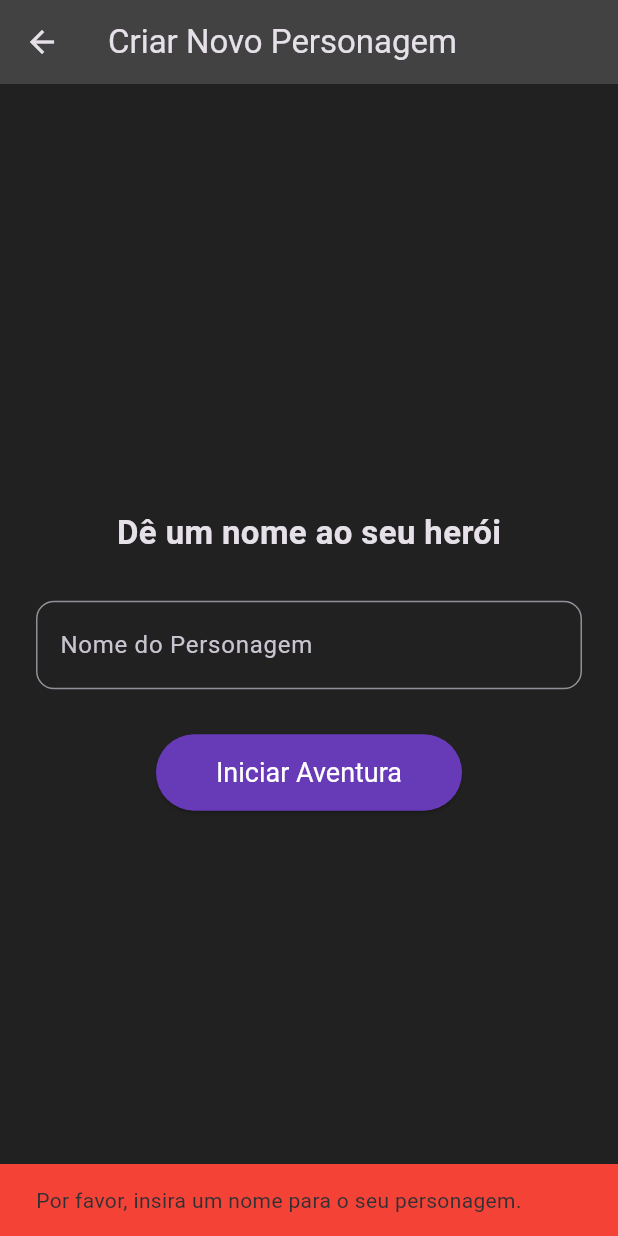
After one commit to YsraelBaruk/game-flutter, a Flutter app: the CreateCharacterScreen screen opened directly, after a tap on "Iniciar Aventura", on a phone screen of 412 x 824 dp. The commit adds this screen. Run offline on Flutter 3.47's test engine with Material 3 defaults, Android fonts, the light colour scheme and no system bars.

Commit message:
add new personagem

```diff
--- /dev/null
+++ b/lib/screens/create_character_screen.dart
@@ -0,0 +1,99 @@
+import 'package:flutter/material.dart';
+import '../models/personagem.dart';
+import '../models/missao.dart';
+import '../models/cidade.dart';
+import 'main_game_screen.dart';
+
+class CreateCharacterScreen extends StatefulWidget {
+  const CreateCharacterScreen({super.key});
+
+  @override
+  _CreateCharacterScreenState createState() => _CreateCharacterScreenState();
+}
+
+class _CreateCharacterScreenState extends State<CreateCharacterScreen> {
+  final _nameController = TextEditingController();
+
+  void _criarPersonagem() {
+    // Valida se o nome não está vazio
+    if (_nameController.text.trim().isNotEmpty) {
+      // Cria uma nova instância de Personagem com os dados do formulário
+      final novoPersonagem = Personagem(
+        nome: _nameController.text.trim(),
+        imagem: 'assets/bruce.png', // Atribui uma imagem padrão para novos personagens
+        itens: [], // Começa com um inventário vazio
+        missao: Missao(descricao: 'Desbravar o mundo e se tornar uma lenda.'),
+        cidade: Cidade(nome: 'Vila Inicial'),
+        hp: 100,
+        maxHp: 100,
+        mana: 50,
+        maxMana: 50,
+        ataque: 10,
+        defesa: 5,
+        nivel: 1,
+        xp: 0,
+        proximoNivelXp: 100,
+      );
+
+      // Navega para a tela principal do jogo, passando o personagem recém-criado
+      Navigator.pushAndRemoveUntil(
+        context,
+        MaterialPageRoute(
+          builder: (context) => MainGameScreen(personagem: novoPersonagem),
+        ),
+        (route) => false, // Remove todas as telas anteriores da pilha
+      );
+    } else {
+      // Mostra um aviso caso o nome esteja em branco
+      ScaffoldMessenger.of(context).showSnackBar(
+        const SnackBar(
+          content: Text('Por favor, insira um nome para o seu personagem.'),
+          backgroundColor: Colors.red,
+        ),
+      );
+    }
+  }
+
+  @override
+  Widget build(BuildContext context) {
+    return Scaffold(
+      appBar: AppBar(
+        title: const Text('Criar Novo Personagem'),
+      ),
+      body: Center(
+        child: SingleChildScrollView(
+          padding: const EdgeInsets.all(24.0),
+          child: Column(
+            mainAxisAlignment: MainAxisAlignment.center,
+            children: [
+              const Text(
+                'Dê um nome ao seu herói',
+                style: TextStyle(fontSize: 22, fontWeight: FontWeight.bold),
+              ),
+              const SizedBox(height: 30),
+              TextField(
+                controller: _nameController,
+                decoration: InputDecoration(
+                  labelText: 'Nome do Personagem',
+                  border: OutlineInputBorder(
+                    borderRadius: BorderRadius.circular(12),
+                  ),
+                ),
+                style: const TextStyle(fontSize: 18),
+              ),
+              const SizedBox(height: 30),
+              ElevatedButton(
+                onPressed: _criarPersonagem,
+                style: ElevatedButton.styleFrom(
+                  padding: const EdgeInsets.symmetric(horizontal: 40, vertical: 15),
+                  textStyle: const TextStyle(fontSize: 18),
+                ),
+                child: const Text('Iniciar Aventura'),
+              )
+            ],
+          ),
+        ),
+      ),
+    );
+  }
+}
--- a/lib/screens/load_game_screen.dart
+++ b/lib/screens/load_game_screen.dart
@@ -1,6 +1,7 @@
 // lib/screens/load_game_screen.dart
 import 'package:flutter/material.dart';
-import 'main_game_screen.dart'; // Supondo que a tela principal do jogo seja esta
+import 'main_game_screen.dart';
+import '../data/personagens_data.dart';
 
 class LoadGameScreen extends StatelessWidget {
   const LoadGameScreen({super.key});
@@ -20,9 +21,13 @@ class LoadGameScreen extends StatelessWidget {
             leading: const Icon(Icons.save),
             onTap: () {
               // Lógica para carregar o jogo selecionado
+              // Por enquanto, usa o primeiro personagem da lista
+              final personagemCarregado = personagens.first;
               Navigator.pushReplacement(
                 context,
-                MaterialPageRoute(builder: (context) => const MainGameScreen()),
+                MaterialPageRoute(
+                  builder: (context) => MainGameScreen(personagem: personagemCarregado),
+                ),
               );
             },
           );
--- a/lib/screens/new_game_screen.dart
+++ b/lib/screens/new_game_screen.dart
@@ -1,9 +1,22 @@
 // lib/screens/new_game_screen.dart
 import 'package:flutter/material.dart';
-import 'main_game_screen.dart'; // Supondo que a tela principal do jogo seja esta
+import 'package:ticket_personagen/data/personagens_data.dart';
+import './create_character_screen.dart';
+import 'main_game_screen.dart';
+import '../models/personagem.dart';
 
 class NewGameScreen extends StatelessWidget {
   const NewGameScreen({super.key});
+
+  void _startGameWithCharacter(BuildContext context, Personagem personagem) {
+    Navigator.pushAndRemoveUntil(
+      context,
+      MaterialPageRoute(
+        builder: (context) => MainGameScreen(personagem: personagem),
+      ),
+      (route) => false, // Remove todas as telas anteriores
+    );
+  }
 
   @override
   Widget build(BuildContext context) {
@@ -12,33 +25,42 @@ class NewGameScreen extends StatelessWidget {
         title: const Text('Novo Jogo'),
       ),
       body: Center(
+        child: SingleChildScrollView(
+          padding: const EdgeInsets.all(16.0),
           child: Column(
             mainAxisAlignment: MainAxisAlignment.center,
             children: [
               ElevatedButton(
                 onPressed: () {
-                // Lógica para criar um novo personagem
-                // Após criar, navega para a tela principal do jogo
-                Navigator.pushReplacement(
+                  // Navega para a tela de criação de personagem
+                  Navigator.push(
                     context,
-                  MaterialPageRoute(builder: (context) => const MainGameScreen()),
+                    MaterialPageRoute(builder: (context) => const CreateCharacterScreen()),
                   );
                 },
-              child: const Text('Criar Personagem'),
+                style: ElevatedButton.styleFrom(
+                  minimumSize: const Size(double.infinity, 50),
                 ),
-            const SizedBox(height: 20),
-            ElevatedButton(
-              onPressed: () {
-                // Lógica para escolher um personagem pré-desenvolvido
-                // Após escolher, navega para a tela principal do jogo
-                Navigator.pushReplacement(
-                  context,
-                  MaterialPageRoute(builder: (context) => const MainGameScreen()),
-                );
-              },
-              child: const Text('Escolher Personagem Pré-desenvolvido'),
+                child: const Text('Criar Novo Personagem'),
               ),
+              const SizedBox(height: 30),
+              const Text(
+                'Ou escolha um personagem pronto:',
+                style: TextStyle(fontSize: 16, color: Colors.white70),
+              ),
+              const SizedBox(height: 10),
+              // Lista de personagens pré-desenvolvidos
+              ...personagens.map((personagem) => Card(
+                    margin: const EdgeInsets.symmetric(vertical: 8),
+                    child: ListTile(
+                      leading: Image.asset(personagem.imagem, width: 40, height: 40),
+                      title: Text(personagem.nome),
+                      subtitle: Text(personagem.cidade.nome),
+                      onTap: () => _startGameWithCharacter(context, personagem),
+                    ),
+                  )),
             ],
+          ),
         ),
       ),
     );
--- /dev/null
+++ b/lib/services/save_load_service.dart
@@ -0,0 +1,37 @@
+import '../models/personagem.dart';
+import '../models/item.dart';
+import '../models/missao.dart';
+import '../models/cidade.dart';
+
+class SaveLoadService {
+  Future<void> saveGame(Personagem personagem) async {
+    print('--- JOGO SALVO (simulação) ---');
+    print('Personagem: ${personagem.nome}');
+    print('Nível: ${personagem.nivel}');
+    print('HP: ${personagem.hp}/${personagem.maxHp}');
+    print('XP: ${personagem.xp}/${personagem.proximoNivelXp}');
+    print('---------------------------------');
+  }
+
+  Future<Personagem?> loadGame() async {
+    print('--- CARREGANDO JOGO (simulação) ---');
+
+    // Simulação de carregamento - retorna um personagem de exemplo
+    return Personagem(
+      nome: 'Herói Carregado',
+      imagem: 'assets/hero.png',
+      itens: [Item(nome: 'Espada de Ferro', preco: 100, descricao: 'Uma espada confiável')],
+      missao: Missao(descricao: 'Continuar a aventura onde parou'),
+      cidade: Cidade(nome: 'Vila Inicial'),
+      nivel: 5,
+      hp: 120,
+      maxHp: 120,
+      mana: 60,
+      maxMana: 60,
+      ataque: 15,
+      defesa: 8,
+      xp: 250,
+      proximoNivelXp: 500,
+    );
+  }
+}
--- /dev/null
+++ b/prompt.txt
@@ -0,0 +1,29 @@
+lib/
+├── main.dart             # Ponto de entrada da aplicação
+|
+├── data/
+│   ├── inimigos_data.dart    # Listas estáticas de inimigos
+│   ├── itens_data.dart       # Listas estáticas de itens
+│   └── personagens_data.dart # Listas estáticas de personagens
+|
+├── models/
+│   ├── personagem.dart       # Classe do modelo de dados do Personagem
+│   ├── item.dart             # Classe do modelo de dados do Item
+│   ├── inimigo.dart          # ... e outros modelos de dados
+│   └── player_state.dart     # Estado geral do jogador (vidas, moedas)
+|
+├── screens/
+│   ├── initial_screen.dart   # Tela inicial (Novo Jogo, Carregar, Sair)
+│   ├── new_game_screen.dart    # Tela para escolher ou criar um novo personagem
+│   ├── create_character_screen.dart # Tela de formulário para criar um personagem
+│   ├── load_game_screen.dart   # Tela para carregar um jogo salvo
+│   ├── main_game_screen.dart   # Tela principal do jogo com navegação
+│   └── personagem_detail_screen.dart # Detalhes do personagem, status e batalha
+|
+├── services/
+│   ├── game_service.dart     # Serviços gerais (ex: histórico de ações)
+│   └── save_load_service.dart # Lógica para salvar e carregar o progresso
+|
+└── widgets/
+    ├── app_bottom_bar.dart   # Widget da barra de navegação inferior
+    └── status_bar.dart       # Widget para exibir barras de HP, Mana, etc.
```
Also changed, not shown: lib/screens/main_game_screen.dart (+26 -24 lines), lib/screens/personagens_screen.dart (+28 -3 lines). Lines whose indentation alone changed are shown as unchanged.
